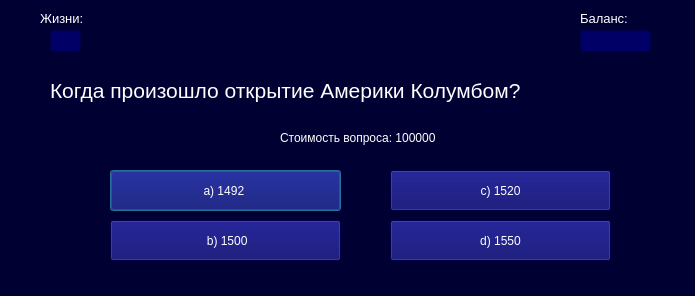
This is ui_ui_files/question_window11_ui.ui in DelZeiT/How_to_become_a_millionaire as Qt 5 draws it before an edit. The edited form follows.
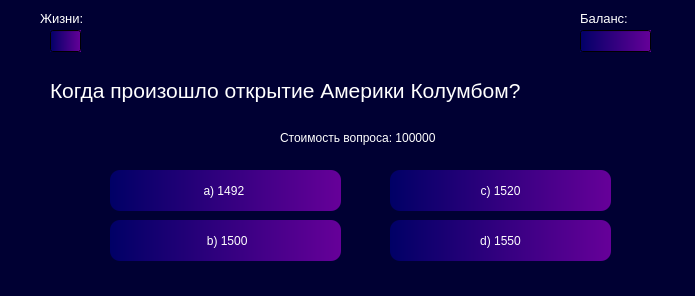
This is the edited form.

What changed in the file:
```diff
--- a/ui_ui_files/question_window11_ui.ui
+++ b/ui_ui_files/question_window11_ui.ui
@@ -62,7 +62,7 @@
     </rect>
    </property>
    <property name="styleSheet">
-    <string notr="true">background-color: #000066; color: white</string>
+    <string notr="true">background-color: qlineargradient(x1:1, y1:0, x2:0, y2:0, stop:0 #660099, stop:1 #000066); color: white</string>
    </property>
    <property name="text">
     <string/>
@@ -102,7 +102,7 @@
     </rect>
    </property>
    <property name="styleSheet">
-    <string notr="true">background-color: #000066; color: white</string>
+    <string notr="true">background-color: qlineargradient(x1:1, y1:0, x2:0, y2:0, stop:0 #660099, stop:1 #000066); color: white</string>
    </property>
    <property name="text">
     <string/>
@@ -155,7 +155,7 @@
     </rect>
    </property>
    <property name="styleSheet">
-    <string notr="true">background-color: #000066; color: white</string>
+    <string notr="true">background-color: qlineargradient(x1:1, y1:0, x2:0, y2:0, stop:0 #660099, stop:1 #000066); color: white; border-radius: 10px</string>
    </property>
    <property name="text">
     <string>a) 1492 </string>
@@ -171,7 +171,7 @@
     </rect>
    </property>
    <property name="styleSheet">
-    <string notr="true">background-color: #000066; color: white</string>
+    <string notr="true">background-color: qlineargradient(x1:1, y1:0, x2:0, y2:0, stop:0 #660099, stop:1 #000066); color: white; border-radius: 10px</string>
    </property>
    <property name="text">
     <string> b) 1500</string>
@@ -187,7 +187,7 @@
     </rect>
    </property>
    <property name="styleSheet">
-    <string notr="true">background-color: #000066; color: white</string>
+    <string notr="true">background-color: qlineargradient(x1:1, y1:0, x2:0, y2:0, stop:0 #660099, stop:1 #000066); color: white; border-radius: 10px</string>
    </property>
    <property name="text">
     <string>c) 1520</string>
@@ -203,7 +203,7 @@
     </rect>
    </property>
    <property name="styleSheet">
-    <string notr="true">background-color: #000066; color: white</string>
+    <string notr="true">background-color: qlineargradient(x1:1, y1:0, x2:0, y2:0, stop:0 #660099, stop:1 #000066); color: white; border-radius: 10px</string>
    </property>
    <property name="text">
     <string>d) 1550</string>
```
